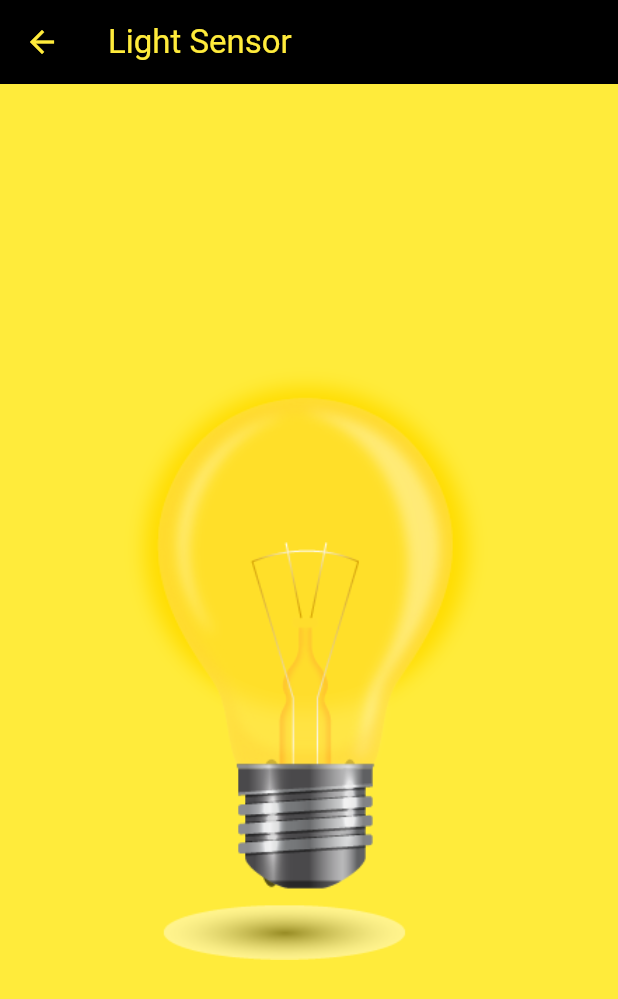
After one commit to Kamalikabakirecharles/sensormobileapplication, a Flutter app: the LightSensorPage screen opened directly, on a phone screen of 412 x 824 dp. The commit adds this screen. Shown: the top 999 px of the screen. Run offline on Flutter 3.47's test engine with Material 3 defaults, Android fonts, the phone set to English and light mode, and no system bars; our stand-ins replace flutter_speed_dial, google_maps_flutter, location, lottie, sensors_plus, shared_preferences; missing offline and left inert: flutter_polyline_points, light_sensor, proximity_sensor; accounts and stored records are empty; statements that could not run were skipped.

Commit message:
Light Sensor

```diff
--- /dev/null
+++ b/devtools_options.yaml
@@ -0,0 +1 @@
+extensions:
--- /dev/null
+++ b/lib/screens/lightsensor.dart
@@ -0,0 +1,92 @@
+import 'dart:async';
+import 'package:flutter/material.dart';
+import 'package:light_sensor/light_sensor.dart';
+
+class LightSensorPage extends StatefulWidget {
+  @override
+  _LightSensorPageState createState() => _LightSensorPageState();
+}
+
+class _LightSensorPageState extends State<LightSensorPage> {
+  double _lightIntensity = 0.0;
+  late StreamSubscription<int> _lightSubscription;
+
+  @override
+  void initState() {
+    super.initState();
+    _startListeningToLightSensor();
+  }
+
+  @override
+  void dispose() {
+    _lightSubscription.cancel();
+    super.dispose();
+  }
+
+  void _startListeningToLightSensor() {
+    LightSensor.hasSensor().then((hasSensor) {
+      if (hasSensor) {
+        _lightSubscription = LightSensor.luxStream().listen((int luxValue) {
+          setState(() {
+            _lightIntensity = luxValue.toDouble();
+          });
+        });
+      } else {
+        print("Device does not have a light sensor");
+      }
+    });
+  }
+
+  @override
+  Widget build(BuildContext context) {
+    final theme = Theme.of(context);
+    double containerOpacity =
+        1 - (_lightIntensity / 40000);
+    return Scaffold(
+      appBar: AppBar(
+        backgroundColor: theme.hintColor,
+        title: Text(
+          'Light Sensor',
+          style: TextStyle(color: theme.primaryColor),
+        ),
+        iconTheme: IconThemeData(
+          color: theme.primaryColor,
+        ),
+      ),
+      body: Center(
+        child: Stack(
+          alignment: Alignment.center,
+          children: [
+            Positioned(
+              top: 26,
+              left: 100,
+              child: Container(
+                width: 196,
+                height: 200,
+                decoration: BoxDecoration(
+                  shape: BoxShape.circle,
+                  color: Color.fromARGB(255, 255, 221, 1)
+                      .withOpacity(containerOpacity),
+                  boxShadow: [
+                    BoxShadow(
+                      color: Color.fromARGB(255, 255, 221, 1)
+                          .withOpacity(containerOpacity),
+                      blurRadius: 10,
+                      spreadRadius: 10,
+                      offset: Offset(0, 0),
+                    ),
+                  ],
+                ),
+              ),
+            ),
+            Image.asset(
+              'lib/assets/bulb.png',
+              width: 400,
+              height: 400,
+            ),
+          ],
+        ),
+      ),
+    );
+  }
+}
--- a/pubspec.yaml
+++ b/pubspec.yaml
@@ -45,6 +45,7 @@ dependencies:
   proximity_sensor: ^1.0.4
   sensors_plus: ^5.0.0
   flutter_speed_dial: ^7.0.0
+  light_sensor: ^3.0.0
 
 dev_dependencies:
   flutter_test:
@@ -75,6 +76,7 @@ flutter:
   - lib/assets/Animation - 1712058538433.json
   - lib/assets/Animation - 1712341175314.json
   - lib/assets/compass-arrow-navigation.png
+  - lib/assets/bulb.png
 
   # An image asset can refer to one or more resolution-specific "variants", see
   # https://flutter.dev/assets-and-images/#resolution-aware
```
Also changed, not shown: lib/main.dart (+14 -2 lines), lib/screens/stepcounter.dart (+5 -5 lines), lib/assets/bulb.png (added), pubspec.lock.
